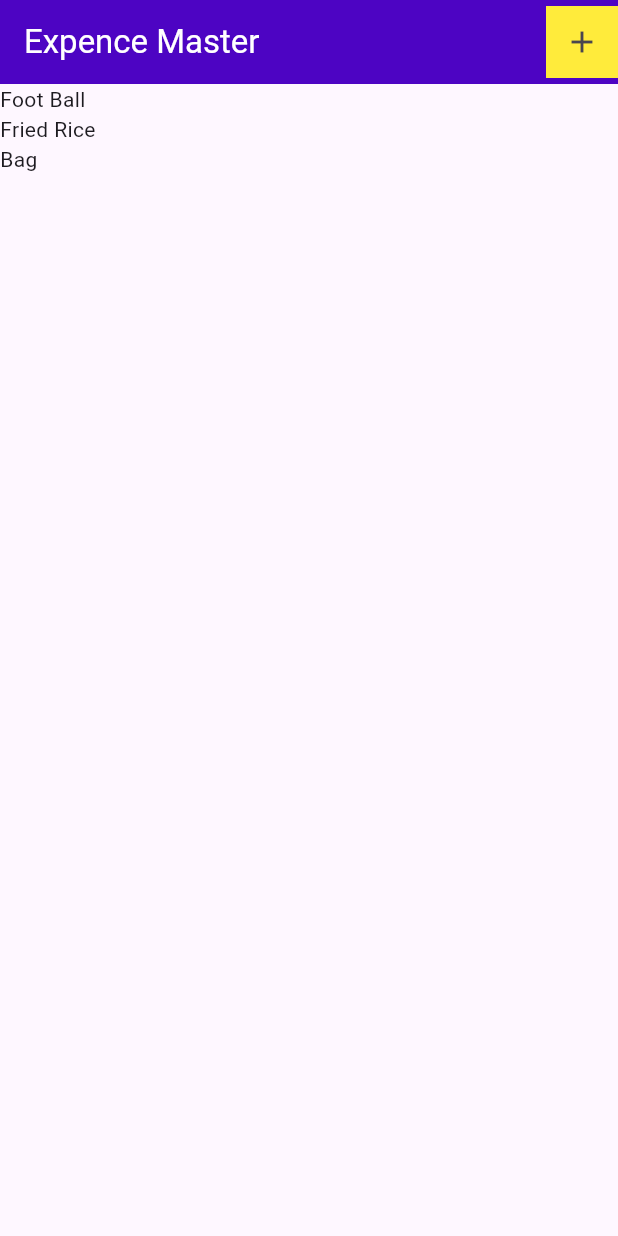
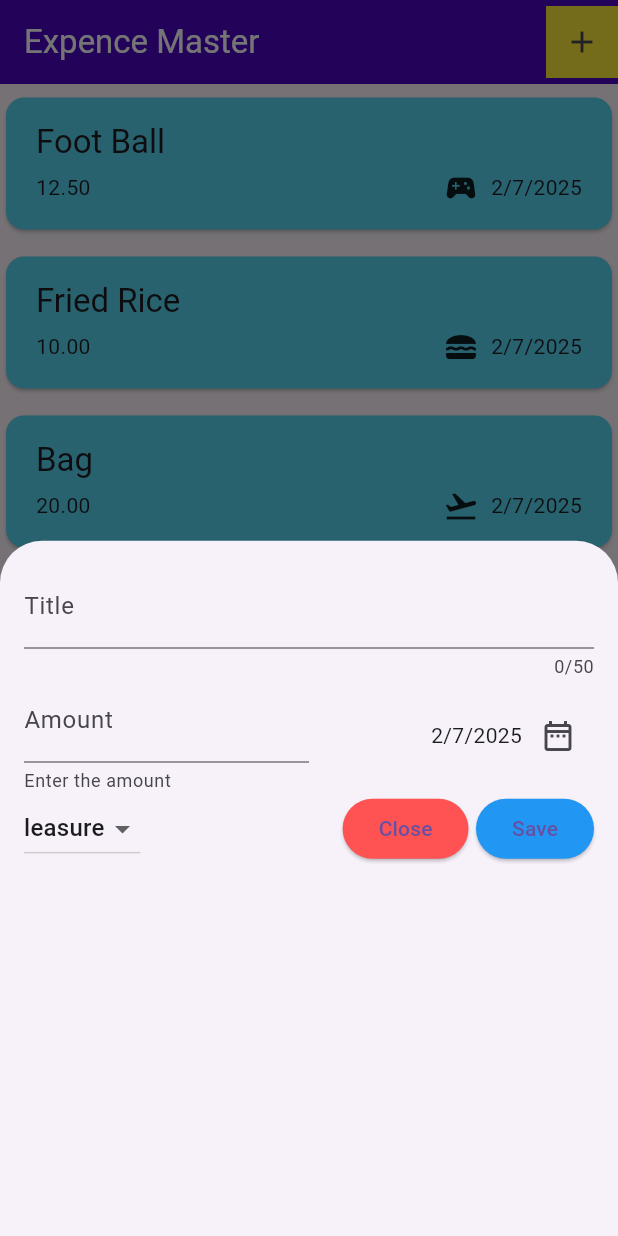
Before and after one commit to basuru07/Expence_Master, a Flutter app: the screen it shows after launch, after a tap on the "add" icon, on a phone screen of 412 x 824 dp. Run offline on Flutter 3.47's test engine with Material 3 defaults, Android fonts, the phone set to English and light mode, and no system bars.

Commit message:
update / add files

```diff
--- a/lib/models/expence.dart
+++ b/lib/models/expence.dart
@@ -1,4 +1,6 @@
+import 'package:flutter/material.dart';
 import 'package:uuid/uuid.dart';
+import 'package:intl/intl.dart';
 
 class ExpenceModel{
   final String title;
@@ -6,6 +8,11 @@ class ExpenceModel{
   final DateTime date;
   final Category category;  // category enum
   final String id;
+
+  // getter > formated data
+  String get getFormatedData{
+    return formattedDate.format(date);
+  }
 
 // constructor
   ExpenceModel({
@@ -21,3 +28,14 @@ enum Category { food, travel, leasure, work }
 
 // create the unique id
 final uuid = Uuid().v4();
+
+// date formatter
+final  formattedDate = DateFormat.yMd();
+
+// category icons
+final CategoryIcons = {
+  Category.food : Icons.lunch_dining,
+  Category.leasure : Icons.sports_esports,
+  Category.travel : Icons.flight_takeoff,
+  Category.work : Icons.business_center,
+};
--- a/lib/pages/expences.dart
+++ b/lib/pages/expences.dart
@@ -1,4 +1,6 @@
 import 'package:expence_master/models/expence.dart';
+import 'package:expence_master/widgets/AddNewExpences.dart';
+import 'package:expence_master/widgets/expence_list.dart';
 import 'package:flutter/material.dart';
 
 class Expences extends StatefulWidget {
@@ -28,6 +30,17 @@ class _ExpencesState extends State<Expences> {
         category: Category.travel),
   ];
 
+  // funtion to open a model overlay
+void _openAddExpencesOverlay() {
+  showModalBottomSheet(
+    context: context,
+    builder: (context) {
+      return AddNewExpences();
+    },
+  );
+}
+
+
   @override
   Widget build(BuildContext context) {
     return SafeArea(
@@ -45,7 +58,7 @@ class _ExpencesState extends State<Expences> {
               Container(
                 color: Colors.yellow,
                 child: IconButton(
-                  onPressed: () {},
+                  onPressed: _openAddExpencesOverlay,
                   icon: const Icon(
                     Icons.add,
                   ),
@@ -55,14 +68,7 @@ class _ExpencesState extends State<Expences> {
           ),
           body: Column(
             children: [
-              Expanded(
-                child: ListView.builder(
-                  itemCount: _expenceList.length,
-                  itemBuilder: (context, index) {
-                    return Text(_expenceList[index].title);
-                  },
-                ),
-              ),
+              ExpenceList(expenceList: _expenceList,),
             ],
           )),
     );
--- /dev/null
+++ b/lib/widgets/AddNewExpences.dart
@@ -0,0 +1,144 @@
+import 'package:flutter/material.dart';
+import 'package:expence_master/models/expence.dart';
+import 'package:expence_master/models/expence.dart';
+
+class AddNewExpences extends StatefulWidget {
+  const AddNewExpences({super.key});
+
+  @override
+  State<AddNewExpences> createState() => _AddNewExpencesState();
+}
+
+class _AddNewExpencesState extends State<AddNewExpences> {
+  final _titleController = TextEditingController();
+  final _amountController = TextEditingController();
+
+  Category _selectedCategory = Category.leasure;
+
+  // date variables
+  final DateTime initialDate = DateTime.now();
+  final DateTime firstDate = DateTime(
+      DateTime.now().year - 1, DateTime.now().month, DateTime.now().day);
+  final DateTime lastDate = DateTime(
+      DateTime.now().year + 1, DateTime.now().month, DateTime.now().day);
+
+  DateTime _selectedData = DateTime.now();
+
+  Future<void> _openDateModel() async {
+    try {
+      // store the user selected data
+      final pickedDate = await showDatePicker(
+          context: context,
+          initialDate: initialDate,
+          firstDate: firstDate,
+          lastDate: lastDate);
+
+          setState(() {
+             _selectedData = pickedDate!;  // update UI elements
+          });
+
+
+
+    } catch (err) {
+      print(err.toString());
+    }
+  }
+
+  void Dispose() {
+    super.dispose();
+    _titleController.dispose();
+    _amountController.dispose();
+  }
+
+  @override
+  Widget build(BuildContext context) {
+    return Padding(
+      padding: const EdgeInsets.all(16.0),
+      child: Column(
+        children: [
+          // title text field
+          TextField(
+            controller: _titleController,
+            decoration: const InputDecoration(
+              hintText: "Add new expence title",
+              label: Text("Title"),
+            ),
+            keyboardType: TextInputType.text,
+            maxLength: 50,
+          ),
+          Row(
+            children: [
+              // amount
+              Expanded(
+                child: TextField(
+                  controller: _amountController,
+                  decoration: InputDecoration(
+                    helperText: "Enter the amount",
+                    label: Text("Amount"),
+                  ),
+                  keyboardType: TextInputType.number,
+                ),
+              ),
+              Expanded(
+                child: Row(
+                  mainAxisAlignment: MainAxisAlignment.end,
+                  children: [
+                    Text(formattedDate.format(_selectedData)),
+                    IconButton(
+                        onPressed: _openDateModel,
+                        icon: Icon(Icons.date_range_outlined)),
+                  ],
+                ),
+              ),
+            ],
+          ),
+          Row(
+            children: [
+              DropdownButton(
+                value: _selectedCategory,
+                items: Category.values
+                    .map(
+                      (category) => DropdownMenuItem(
+                        value: category,
+                        child: Text(category.name),
+                      ),
+                    )
+                    .toList(),
+                onChanged: (value) {
+                  setState(() {
+                    _selectedCategory = value!;
+                  });
+                },
+              ),
+              Expanded(
+                child: Row(
+                  mainAxisAlignment: MainAxisAlignment.end,
+                  children: [
+                    ElevatedButton(
+                      onPressed: () {},
+                      child: Text("Close"),
+                      style: ButtonStyle(
+                        backgroundColor:
+                            MaterialStatePropertyAll(Colors.redAccent),
+                      ),
+                    ),
+                    SizedBox(
+                      width: 5,
+                    ),
+                    ElevatedButton(
+                      onPressed: () {},
+                      child: Text("Save"),
+                      style: ButtonStyle(
+                        backgroundColor: MaterialStatePropertyAll(Colors.blue),
+                      ),
+                    ),
+                  ],
+                ),
+              )
+            ],
+          ),
+        ],
+      ),
+    );
+  }
+}
--- /dev/null
+++ b/lib/widgets/expence_list.dart
@@ -0,0 +1,26 @@
+import 'package:expence_master/models/expence.dart';
+import 'package:expence_master/widgets/expence_tile.dart';
+import 'package:flutter/material.dart';
+
+class ExpenceList extends StatelessWidget {
+  const ExpenceList({super.key, required this.expenceList});
+
+  final List<ExpenceModel> expenceList;
+
+  @override
+  Widget build(BuildContext context) {
+    return Expanded(
+      child: ListView.builder(
+        itemCount: expenceList.length,
+        itemBuilder: (context, index) {
+          return Padding(
+            padding: const EdgeInsets.symmetric(vertical: 5),
+            child: ExpenceTile(
+              expence: expenceList[index],
+            ),
+          );
+        },
+      ),
+    );
+  }
+}
--- /dev/null
+++ b/lib/widgets/expence_tile.dart
@@ -0,0 +1,45 @@
+import 'package:expence_master/models/expence.dart';
+import 'package:flutter/material.dart';
+
+class ExpenceTile extends StatelessWidget {
+  const ExpenceTile({super.key, required this.expence});
+
+  final ExpenceModel expence;
+
+  @override
+  Widget build(BuildContext context) {
+    return Card(
+      color: const Color.fromARGB(255, 88, 213, 241),
+            child: Padding(
+              padding: const EdgeInsets.symmetric(vertical: 16.0, horizontal: 20),
+
+              child: Column(
+                crossAxisAlignment: CrossAxisAlignment.start,
+                children: [
+                  Text(
+                    expence.title,
+                    style: Theme.of(context).textTheme.titleLarge,
+                  ),
+                  SizedBox(height:4 ,),
+                  Row(
+                    children: [
+                      Text(
+                        expence.amount.toStringAsFixed(2),
+                      ),
+                      Spacer(),
+                      Row(
+                        children: [
+                          Icon(CategoryIcons[expence.category],),
+                          SizedBox(width: 8,),
+
+                          Text(expence.getFormatedData)
+                        ],
+                      )
+                    ],
+                  )
+                ],
+              ),
+            ),
+          );
+  }
+}
--- a/pubspec.yaml
+++ b/pubspec.yaml
@@ -9,6 +9,7 @@ environment:
 dependencies:
   flutter:
     sdk: flutter
+  intl: ^0.20.2
   uuid: ^4.5.1
 
 dev_dependencies:
```
Also changed, not shown: pubspec.lock.
